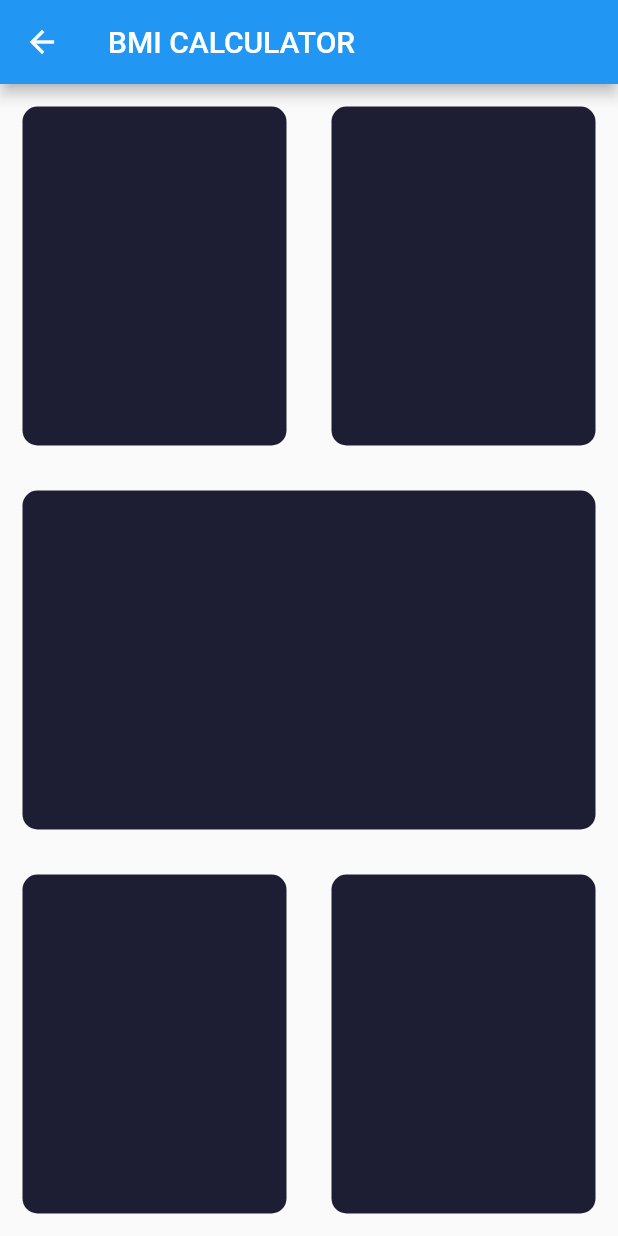
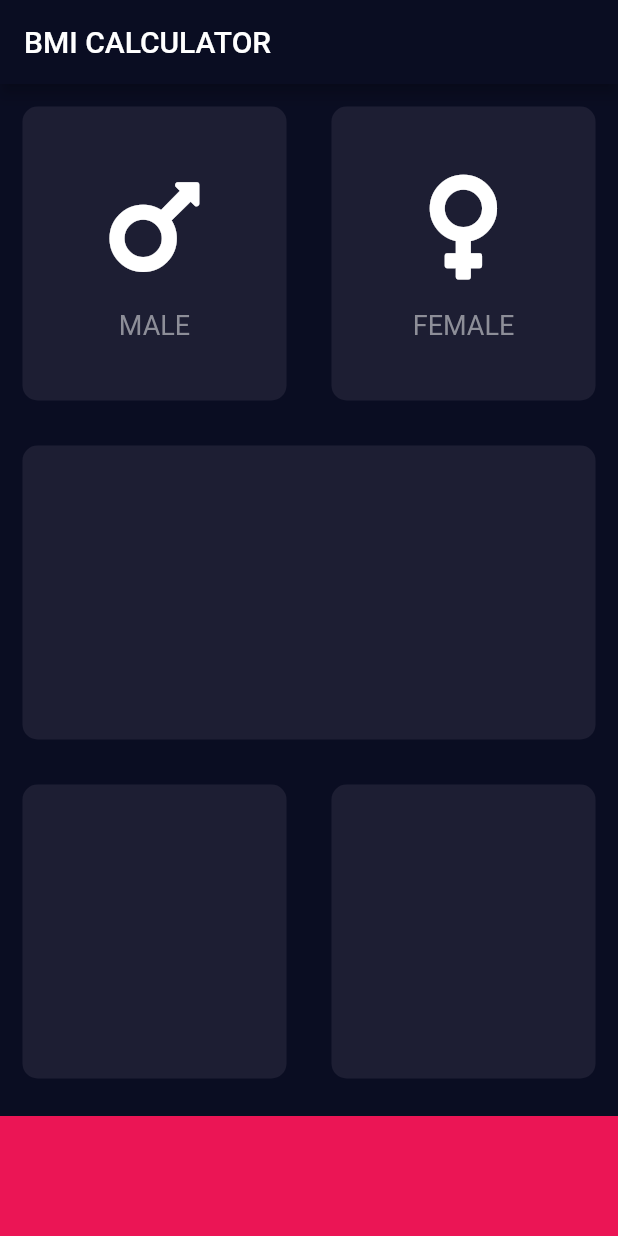
Before and after one commit to NoorShinwari/Togometric, a Flutter app: the InputPage screen opened directly, on a phone screen of 412 x 824 dp. Run offline on Flutter 3.47's test engine with Material 2 defaults, Android fonts, the phone set to English and light mode, and no system bars; our stand-ins replace audioplayers, font_awesome_flutter, rflutter_alert.

Commit message:
Creating Custom Flutter Widgets

```diff
--- /dev/null
+++ b/Flutter/BMI_calculator/lib/icon_content.dart
@@ -0,0 +1,33 @@
+import 'package:flutter/material.dart';
+
+const labelTextStyle = TextStyle(
+  fontSize: 18.0,
+  color: Color(0xFF8D8E98),
+);
+
+class IconContent extends StatelessWidget {
+  final IconData icon;
+  final String label;
+
+  IconContent({
+    this.icon,
+    this.label,
+  });
+
+  @override
+  Widget build(BuildContext context) {
+    return Column(
+      mainAxisAlignment: MainAxisAlignment.center,
+      children: <Widget>[
+        Icon(
+          icon,
+          size: 80.0,
+        ),
+        SizedBox(
+          height: 15.0,
+        ),
+        Text(label, style: labelTextStyle),
+      ],
+    );
+  }
+}
--- a/Flutter/BMI_calculator/lib/input_page.dart
+++ b/Flutter/BMI_calculator/lib/input_page.dart
@@ -1,4 +1,12 @@
 import 'package:flutter/material.dart';
+import 'package:font_awesome_flutter/font_awesome_flutter.dart';
+
+import './icon_content.dart';
+import './reusable_card.dart';
+
+const bottomContainerHeight = 80.0;
+const activeCardColor = Color(0xFF1D1E33);
+const bottomContainerColor = Color(0xFFEB1555);
 
 class InputPage extends StatefulWidget {
   @override
@@ -19,7 +27,34 @@ class _InputPageState extends State<InputPage> {
               children: <Widget>[
                 Expanded(
                   child: ReUsableCard(
-                      color: Color(0xFF1D1E33),
+                    cardChild: IconContent(
+                      icon: FontAwesomeIcons.mars,
+                      label: 'MALE',
+                    ),
+                    color: activeCardColor,
+                  ),
+                ),
+                Expanded(
+                  child: ReUsableCard(
+                    cardChild: IconContent(
+                        icon: FontAwesomeIcons.venus, label: 'FEMALE'),
+                    color: activeCardColor,
+                  ),
+                ),
+              ],
+            ),
+          ),
+          Expanded(
+            child: ReUsableCard(
+              color: activeCardColor,
+            ),
+          ),
+          Expanded(
+            child: Row(
+              children: <Widget>[
+                Expanded(
+                  child: ReUsableCard(
+                    color: activeCardColor,
                   ),
                 ),
                 Expanded(
@@ -30,43 +65,13 @@ class _InputPageState extends State<InputPage> {
               ],
             ),
           ),
-            Expanded(
-              child: ReUsableCard(
-                color: Color(0xFF1D1E33),
-              ),
-            ),
-            Expanded(
-              child: Row(
-                children: <Widget>[
-                  Expanded(
-                    child: ReUsableCard(
-                      color: Color(0xFF1D1E33),
-                    ),
-                  ),
-                  Expanded(
-                    child: ReUsableCard(
-                      color: Color(0xFF1D1E33),
-                    ),
-                  ),
+          Container(
+            margin: EdgeInsets.only(top: 10.0),
+            width: double.infinity,
+            height: bottomContainerHeight,
+            color: bottomContainerColor,
+          )
         ],
-              ),
-            ),
-          ],
-        ));
-  }
-}
-
-class ReUsableCard extends StatelessWidget {
-  final Color color;
-  ReUsableCard({@required this.color});
-
-  @override
-  Widget build(BuildContext context) {
-    return Container(
-      margin: EdgeInsets.all(15),
-      decoration: BoxDecoration(
-        color: color,
-        borderRadius: BorderRadius.circular(10),
       ),
     );
   }
--- /dev/null
+++ b/Flutter/BMI_calculator/lib/reusable_card.dart
@@ -0,0 +1,19 @@
+import 'package:flutter/material.dart';
+
+class ReUsableCard extends StatelessWidget {
+  final Color color;
+  final Widget cardChild;
+  ReUsableCard({@required this.color, this.cardChild});
+
+  @override
+  Widget build(BuildContext context) {
+    return Container(
+      child: cardChild,
+      margin: EdgeInsets.all(15),
+      decoration: BoxDecoration(
+        color: color,
+        borderRadius: BorderRadius.circular(10),
+      ),
+    );
+  }
+}
```
Also changed, not shown: Flutter/BMI_calculator/lib/main.dart (+8 -107 lines), Flutter/BMI_calculator/pubspec.yaml (+2 -7 lines), Flutter/BMI_calculator/pubspec.lock, 1 other file. Lines whose indentation alone changed are shown as unchanged.
